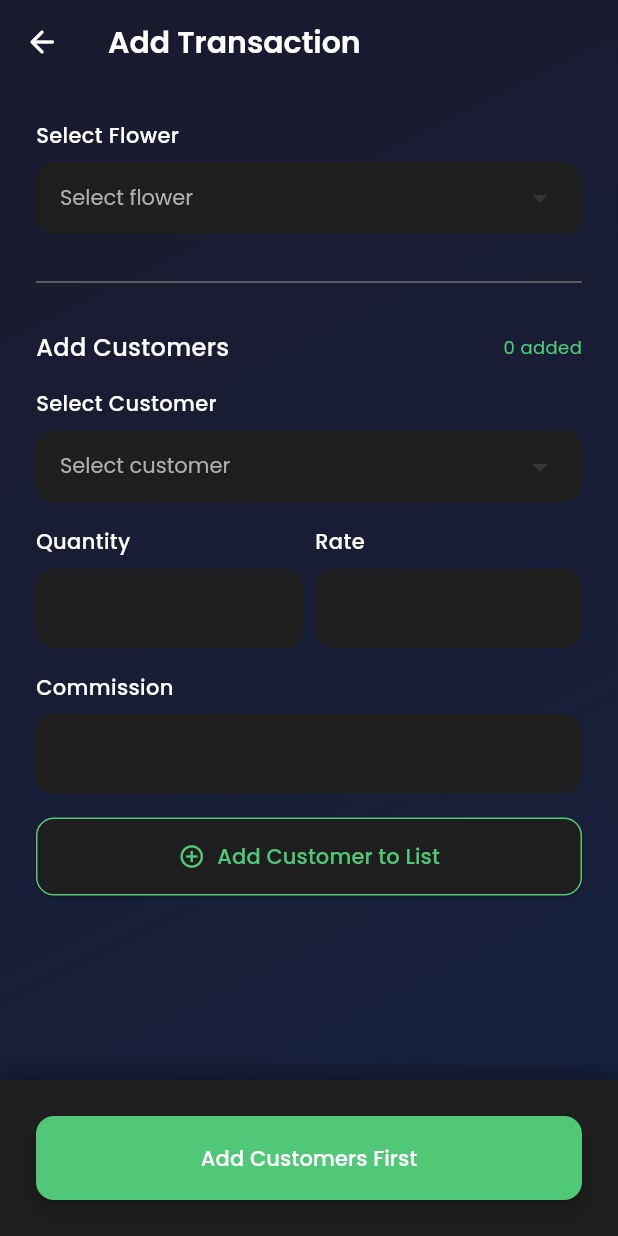
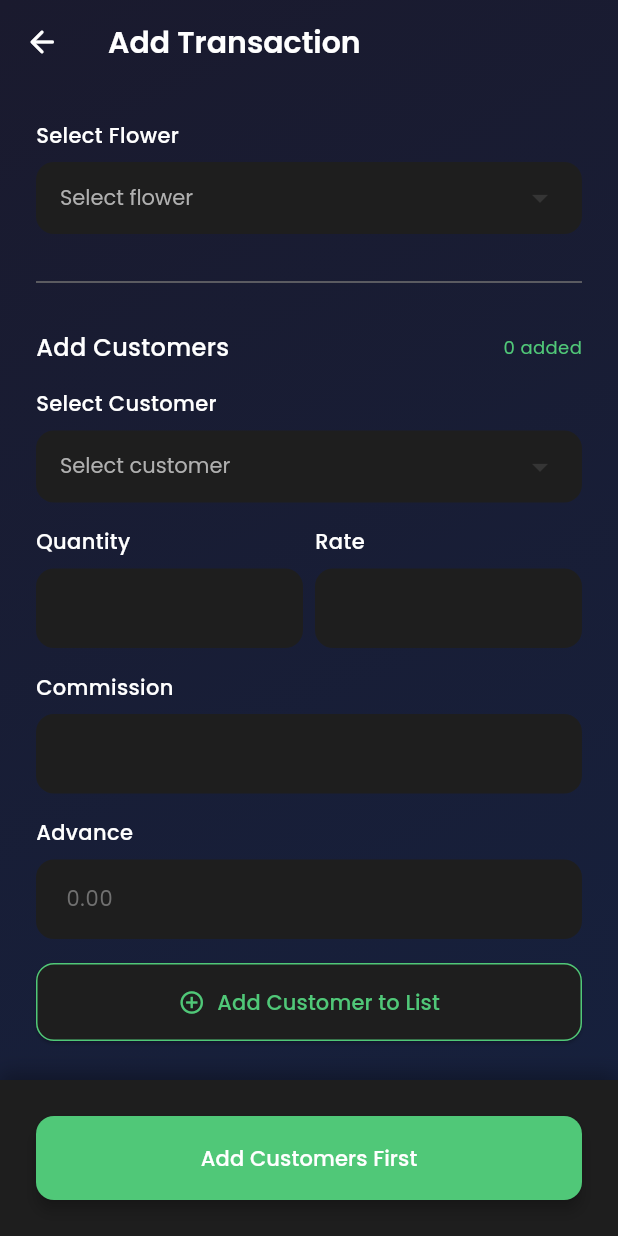
Before and after one commit to BarathWorks/Flower_Management_App, a Flutter app: the screen it shows after launch, item 2 of the bottom bar chosen, after a tap on the "add circle" icon, on a phone screen of 412 x 824 dp. Run offline on Flutter 3.47's test engine with Material 3 defaults, Android fonts, the phone set to English and light mode, and no system bars; our stand-ins replace dartz, equatable, flutter_bloc, get_it, google_fonts, logger and 2 more; missing offline and left inert: postgres.

Commit message:
feat: Implement transaction and bill management, including daily flower entries, customer transactions, and bill generation.

```diff
--- a/lib/core/database/database_migrator.dart
+++ b/lib/core/database/database_migrator.dart
@@ -38,6 +38,77 @@ class DatabaseMigrator {
       );
       _logger.i('Created customer_flowers table');
 
+      // Add advance column to daily_flower_customer
+      await database.connection.execute(
+        'ALTER TABLE daily_flower_customer ADD COLUMN IF NOT EXISTS advance DOUBLE PRECISION DEFAULT 0',
+      );
+      _logger.i('Added advance to daily_flower_customer table');
+
+      // Add total_advance column to bills
+      await database.connection.execute(
+        'ALTER TABLE bills ADD COLUMN IF NOT EXISTS total_advance DOUBLE PRECISION DEFAULT 0',
+      );
+      _logger.i('Added total_advance to bills table');
+
+      // Create or replace generate_monthly_bill calculation function
+      await database.connection.execute('''
+        CREATE OR REPLACE FUNCTION generate_monthly_bill(
+          p_customer_id UUID,
+          p_year INTEGER,
+          p_month INTEGER
+        ) RETURNS UUID AS \$\$
+        DECLARE
+          v_bill_id UUID;
+          v_total_quantity DOUBLE PRECISION;
+          v_total_amount DOUBLE PRECISION;
+          v_total_commission DOUBLE PRECISION;
+          v_total_advance DOUBLE PRECISION;
+          v_net_amount DOUBLE PRECISION;
+          v_bill_number VARCHAR;
+        BEGIN
+          -- Calculate totals from daily_flower_customer
+          SELECT
+            COALESCE(SUM(dfc.quantity), 0),
+            COALESCE(SUM(dfc.amount), 0),
+            COALESCE(SUM(dfc.commission), 0),
+            COALESCE(SUM(dfc.advance), 0)
+          INTO
+            v_total_quantity,
+            v_total_amount,
+            v_total_commission,
+            v_total_advance
+          FROM daily_flower_customer dfc
+          JOIN daily_flower_entry dfe ON dfc.daily_entry_id = dfe.id
+          WHERE dfc.customer_id = p_customer_id
+            AND EXTRACT(YEAR FROM dfe.entry_date) = p_year
+            AND EXTRACT(MONTH FROM dfe.entry_date) = p_month;
+
+          -- Calculate net amount (Amount - Commission - Advance)
+          v_net_amount := v_total_amount - v_total_commission - v_total_advance;
+
+          -- Generate Bill Number (Format: YYYYMM-CUSTID-RANDOM)
+          v_bill_number := to_char(p_year, 'FM0000') || to_char(p_month, 'FM00') || '-' || substring(p_customer_id::text, 1, 4);
+
+          -- Create Bill Record
+          INSERT INTO bills (
+            bill_number, customer_id, bill_year, bill_month,
+            total_quantity, total_amount, total_commission, total_advance,
+            net_amount, status, generated_at
+          ) VALUES (
+            v_bill_number, p_customer_id, p_year, p_month,
+            v_total_quantity, v_total_amount, v_total_commission, v_total_advance,
+            v_net_amount, 'GENERATED', NOW()
+          ) RETURNING id INTO v_bill_id;
+
+          -- Link items to bill (if you have a bill_items table, populate it here)
+          -- For now, we assume bill_items are viewable via daily_flower_customer query
+
+          RETURN v_bill_id;
+        END;
+        \$\$ LANGUAGE plpgsql;
+      ''');
+      _logger.i('Updated generate_monthly_bill function');
+
       _logger.i('Database migration completed successfully');
     } catch (e) {
       _logger.e('Database migration failed: $e');
--- a/lib/data/datasources/transaction_remote_datasource.dart
+++ b/lib/data/datasources/transaction_remote_datasource.dart
@@ -14,7 +14,8 @@ abstract class TransactionRemoteDataSource {
   // New methods for daily flower entries
   Future<List<DailyFlowerEntryModel>> getTodayDailyEntries();
   Future<List<DailyFlowerEntryModel>> getDailyEntriesByDate(DateTime date);
-  Future<List<CustomerTransactionDetailModel>> getCustomerDetailsForEntry(String dailyEntryId);
+  Future<List<CustomerTransactionDetailModel>> getCustomerDetailsForEntry(
+      String dailyEntryId);
 
   Future<void> addTransaction({
     required String flowerId,
@@ -23,6 +24,7 @@ abstract class TransactionRemoteDataSource {
     required double quantity,
     required double rate,
     required double commission,
+    double advance = 0,
   });
   Future<void> addMultipleCustomerTransactions({
     required String flowerId,
@@ -59,6 +61,7 @@ class TransactionRemoteDataSourceImpl implements TransactionRemoteDataSource {
           dfc.rate,
           dfc.amount,
           dfc.commission,
+          dfc.advance,
           dfc.net_amount,
           dfc.created_at
         FROM daily_flower_customer dfc
@@ -84,8 +87,9 @@ class TransactionRemoteDataSourceImpl implements TransactionRemoteDataSource {
           rate: TypeConverters.toDouble(row[8]),
           amount: TypeConverters.toDouble(row[9]),
           commission: TypeConverters.toDouble(row[10]),
-          netAmount: TypeConverters.toDouble(row[11]),
-          createdAt: row[12] as DateTime,
+          advance: TypeConverters.toDouble(row[11]),
+          netAmount: TypeConverters.toDouble(row[12]),
+          createdAt: row[13] as DateTime,
         );
       }).toList();
     } catch (e) {
@@ -101,10 +105,11 @@ class TransactionRemoteDataSourceImpl implements TransactionRemoteDataSource {
     required double quantity,
     required double rate,
     required double commission,
+    double advance = 0,
   }) async {
     try {
       final amount = quantity * rate;
-      final netAmount = amount - commission;
+      final netAmount = amount - commission - advance;
       final dateStr = entryDate.toIso8601String().split('T')[0];
 
       // First, get or create daily_flower_entry
@@ -125,8 +130,8 @@ class TransactionRemoteDataSourceImpl implements TransactionRemoteDataSource {
       await database.connection.execute(
         '''
         INSERT INTO daily_flower_customer
-        (daily_entry_id, customer_id, quantity, rate, amount, commission, net_amount)
-        VALUES (\$1, \$2, \$3, \$4, \$5, \$6, \$7)
+        (daily_entry_id, customer_id, quantity, rate, amount, commission, advance, net_amount)
+        VALUES (\$1, \$2, \$3, \$4, \$5, \$6, \$7, \$8)
         ''',
         parameters: [
           dailyEntryId,
@@ -135,6 +140,7 @@ class TransactionRemoteDataSourceImpl implements TransactionRemoteDataSource {
           rate,
           amount,
           commission,
+          advance,
           netAmount
         ],
       );
@@ -169,13 +175,13 @@ class TransactionRemoteDataSourceImpl implements TransactionRemoteDataSource {
       // Then, insert all customer transactions
       for (final customer in customers) {
         final amount = customer.quantity * customer.rate;
-        final netAmount = amount - customer.commission;
+        final netAmount = amount - customer.commission - customer.advance;
 
         await database.connection.execute(
           '''
           INSERT INTO daily_flower_customer
-          (daily_entry_id, customer_id, quantity, rate, amount, commission, net_amount)
-          VALUES (\$1, \$2, \$3, \$4, \$5, \$6, \$7)
+          (daily_entry_id, customer_id, quantity, rate, amount, commission, advance, net_amount)
+          VALUES (\$1, \$2, \$3, \$4, \$5, \$6, \$7, \$8)
           ''',
           parameters: [
             dailyEntryId,
@@ -184,12 +190,14 @@ class TransactionRemoteDataSourceImpl implements TransactionRemoteDataSource {
             customer.rate,
             amount,
             customer.commission,
+            customer.advance,
             netAmount
           ],
         );
       }
     } catch (e) {
-      throw DatabaseException('Failed to add multiple customer transactions: $e');
+      throw DatabaseException(
+          'Failed to add multiple customer transactions: $e');
     }
   }
 
@@ -211,7 +219,8 @@ class TransactionRemoteDataSourceImpl implements TransactionRemoteDataSource {
   }
 
   @override
-  Future<List<DailyFlowerEntryModel>> getDailyEntriesByDate(DateTime date) async {
+  Future<List<DailyFlowerEntryModel>> getDailyEntriesByDate(
+      DateTime date) async {
     try {
       final result = await database.connection.execute(
         '''
@@ -234,7 +243,9 @@ class TransactionRemoteDataSourceImpl implements TransactionRemoteDataSource {
         parameters: [date.toIso8601String().split('T')[0]],
       );
 
-      return result.map((row) => DailyFlowerEntryModel.fromDatabase(row)).toList();
+      return result
+          .map((row) => DailyFlowerEntryModel.fromDatabase(row))
+          .toList();
     } catch (e) {
       throw DatabaseException('Failed to get daily entries: $e');
     }
@@ -254,6 +265,7 @@ class TransactionRemoteDataSourceImpl implements TransactionRemoteDataSource {
           dfc.rate,
           dfc.amount,
           dfc.commission,
+          dfc.advance,
           dfc.net_amount,
           dfc.created_at
         FROM daily_flower_customer dfc
@@ -264,7 +276,20 @@ class TransactionRemoteDataSourceImpl implements TransactionRemoteDataSource {
         parameters: [dailyEntryId],
       );
 
-      return result.map((row) => CustomerTransactionDetailModel.fromDatabase(row)).toList();
+      return result.map((row) {
+        return CustomerTransactionDetailModel(
+          id: row[0] as String,
+          customerId: row[1] as String,
+          customerName: row[2] as String,
+          quantity: TypeConverters.toDouble(row[3]),
+          rate: TypeConverters.toDouble(row[4]),
+          amount: TypeConverters.toDouble(row[5]),
+          commission: TypeConverters.toDouble(row[6]),
+          advance: TypeConverters.toDouble(row[7]),
+          netAmount: TypeConverters.toDouble(row[8]),
+          createdAt: row[9] as DateTime,
+        );
+      }).toList();
     } catch (e) {
       throw DatabaseException('Failed to get customer details: $e');
     }
--- a/lib/data/models/bill_model.dart
+++ b/lib/data/models/bill_model.dart
@@ -40,6 +40,7 @@ class BillModel extends Bill {
     required super.totalQuantity,
     required super.totalAmount,
     required super.totalCommission,
+    required super.totalAdvance,
     required super.totalExpense,
     required super.netAmount,
     required super.status,
@@ -65,6 +66,7 @@ class BillModel extends Bill {
       totalQuantity: TypeConverters.toDouble(json['total_quantity']),
       totalAmount: TypeConverters.toDouble(json['total_amount']),
       totalCommission: TypeConverters.toDouble(json['total_commission']),
+      totalAdvance: TypeConverters.toDouble(json['total_advance']),
       totalExpense: TypeConverters.toDouble(json['total_expense']),
       netAmount: TypeConverters.toDouble(json['net_amount']),
       status: json['status'] as String,
--- a/lib/data/models/customer_transaction_detail_model.dart
+++ b/lib/data/models/customer_transaction_detail_model.dart
@@ -10,6 +10,7 @@ class CustomerTransactionDetailModel extends CustomerTransactionDetail {
     required super.rate,
     required super.amount,
     required super.commission,
+    required super.advance,
     required super.netAmount,
     required super.createdAt,
   });
@@ -23,8 +24,9 @@ class CustomerTransactionDetailModel extends CustomerTransactionDetail {
       rate: TypeConverters.toDouble(row[4]),
       amount: TypeConverters.toDouble(row[5]),
       commission: TypeConverters.toDouble(row[6]),
-      netAmount: TypeConverters.toDouble(row[7]),
-      createdAt: row[8] as DateTime,
+      advance: TypeConverters.toDouble(row[7]),
+      netAmount: TypeConverters.toDouble(row[8]),
+      createdAt: row[9] as DateTime,
     );
   }
 }
--- a/lib/data/models/transaction_model.dart
+++ b/lib/data/models/transaction_model.dart
@@ -14,6 +14,7 @@ class TransactionModel extends Transaction {
     required super.rate,
     required super.amount,
     required super.commission,
+    required super.advance,
     required super.netAmount,
     required super.createdAt,
   });
@@ -31,6 +32,7 @@ class TransactionModel extends Transaction {
       rate: TypeConverters.toDouble(json['rate']),
       amount: TypeConverters.toDouble(json['amount']),
       commission: TypeConverters.toDouble(json['commission']),
+      advance: TypeConverters.toDouble(json['advance']),
       netAmount: TypeConverters.toDouble(json['net_amount']),
       createdAt: DateTime.parse(json['created_at'] as String),
     );
@@ -49,6 +51,7 @@ class TransactionModel extends Transaction {
       'rate': rate,
       'amount': amount,
       'commission': commission,
+      'advance': advance,
       'net_amount': netAmount,
       'created_at': createdAt.toIso8601String(),
     };
--- a/lib/domain/entities/bill.dart
+++ b/lib/domain/entities/bill.dart
@@ -47,6 +47,7 @@ class Bill extends Equatable {
   final double totalQuantity;
   final double totalAmount;
   final double totalCommission;
+  final double totalAdvance;
   final double totalExpense;
   final double netAmount;
   final String status;
@@ -63,6 +64,7 @@ class Bill extends Equatable {
     required this.totalQuantity,
     required this.totalAmount,
     required this.totalCommission,
+    required this.totalAdvance,
     required this.totalExpense,
     required this.netAmount,
     required this.status,
@@ -81,6 +83,7 @@ class Bill extends Equatable {
         totalQuantity,
         totalAmount,
         totalCommission,
+        totalAdvance,
         totalExpense,
         netAmount,
         status,
--- a/lib/domain/entities/customer_transaction_detail.dart
+++ b/lib/domain/entities/customer_transaction_detail.dart
@@ -8,6 +8,7 @@ class CustomerTransactionDetail extends Equatable {
   final double rate;
   final double amount;
   final double commission;
+  final double advance;
   final double netAmount;
   final DateTime createdAt;
 
@@ -19,6 +20,7 @@ class CustomerTransactionDetail extends Equatable {
     required this.rate,
     required this.amount,
     required this.commission,
+    required this.advance,
     required this.netAmount,
     required this.createdAt,
   });
@@ -32,6 +34,7 @@ class CustomerTransactionDetail extends Equatable {
         rate,
         amount,
         commission,
+        advance,
         netAmount,
         createdAt,
       ];
--- a/lib/domain/entities/transaction.dart
+++ b/lib/domain/entities/transaction.dart
@@ -12,6 +12,7 @@ class Transaction extends Equatable {
   final double rate;
   final double amount;
   final double commission;
+  final double advance;
   final double netAmount;
   final DateTime createdAt;
 
@@ -27,6 +28,7 @@ class Transaction extends Equatable {
     required this.rate,
     required this.amount,
     required this.commission,
+    required this.advance,
     required this.netAmount,
     required this.createdAt,
   });
@@ -44,6 +46,7 @@ class Transaction extends Equatable {
         rate,
         amount,
         commission,
+        advance,
         netAmount,
         createdAt,
       ];
--- a/lib/domain/usecases/transaction/add_transaction.dart
+++ b/lib/domain/usecases/transaction/add_transaction.dart
@@ -8,12 +8,14 @@ class CustomerTransactionData {
   final double quantity;
   final double rate;
   final double commission;
+  final double advance;
 
   CustomerTransactionData({
     required this.customerId,
     required this.quantity,
     required this.rate,
     required this.commission,
+    this.advance = 0,
   });
 }
 
--- a/lib/presentation/screens/transaction/add_transaction_screen.dart
+++ b/lib/presentation/screens/transaction/add_transaction_screen.dart
@@ -25,6 +25,7 @@ class CustomerTransactionEntry {
   final double quantity;
   final double rate;
   final double commission;
+  final double advance;
 
   CustomerTransactionEntry({
     required this.customerId,
@@ -32,10 +33,11 @@ class CustomerTransactionEntry {
     required this.quantity,
     required this.rate,
     required this.commission,
+    this.advance = 0,
   });
 
   double get amount => quantity * rate;
-  double get netAmount => amount - commission;
+  double get netAmount => amount - commission - advance;
 }
 
 class AddTransactionScreen extends StatefulWidget {
@@ -50,6 +52,7 @@ class _AddTransactionScreenState extends State<AddTransactionScreen> {
   final _quantityController = TextEditingController();
   final _rateController = TextEditingController();
   final _commissionController = TextEditingController();
+  final _advanceController = TextEditingController();
 
   String? _selectedFlowerId;
   String? _selectedCustomerId;
@@ -71,6 +74,7 @@ class _AddTransactionScreenState extends State<AddTransactionScreen> {
     _quantityController.dispose();
     _rateController.dispose();
     _commissionController.dispose();
+    _advanceController.dispose();
     super.dispose();
   }
 
@@ -87,6 +91,8 @@ class _AddTransactionScreenState extends State<AddTransactionScreen> {
           quantity: double.parse(_quantityController.text),
           rate: double.parse(_rateController.text),
           commission: double.parse(_commissionController.text),
+          advance: double.parse(
+              _advanceController.text.isEmpty ? '0' : _advanceController.text),
         ));
 
         // Clear form
@@ -94,6 +100,7 @@ class _AddTransactionScreenState extends State<AddTransactionScreen> {
         _quantityController.clear();
         _rateController.clear();
         _commissionController.clear();
+        _advanceController.clear();
       });
     } else {
       ScaffoldMessenger.of(context).showSnackBar(
@@ -138,6 +145,7 @@ class _AddTransactionScreenState extends State<AddTransactionScreen> {
               quantity: entry.quantity,
               rate: entry.rate,
               commission: entry.commission,
+              advance: entry.advance,
             ))
         .toList();
 
@@ -361,6 +369,13 @@ class _AddTransactionScreenState extends State<AddTransactionScreen> {
                             },
                           ),
                           const SizedBox(height: AppSpacing.md),
+                          CustomTextField(
+                            label: 'Advance',
+                            controller: _advanceController,
+                            keyboardType: TextInputType.number,
+                            hint: '0.00',
+                          ),
+                          const SizedBox(height: AppSpacing.md),
                           SizedBox(
                             width: double.infinity,
                             child: ElevatedButton.icon(
@@ -422,7 +437,7 @@ class _AddTransactionScreenState extends State<AddTransactionScreen> {
                                       style: AppTypography.bodySmall,
                                     ),
                                     Text(
-                                      'Commission: ₹${customer.commission.toStringAsFixed(2)} | Net: ₹${customer.netAmount.toStringAsFixed(2)}',
+                                      'Comm: ₹${customer.commission.toStringAsFixed(2)} | Adv: ₹${customer.advance.toStringAsFixed(2)} | Net: ₹${customer.netAmount.toStringAsFixed(2)}',
                                       style: AppTypography.bodySmall.copyWith(
                                         color: AppColors.textSecondary,
                                       ),
```
Also changed, not shown: lib/core/utils/bill_pdf_helper.dart (+7 -0 lines), lib/data/datasources/bill_remote_datasource.dart (+14 -11 lines).
